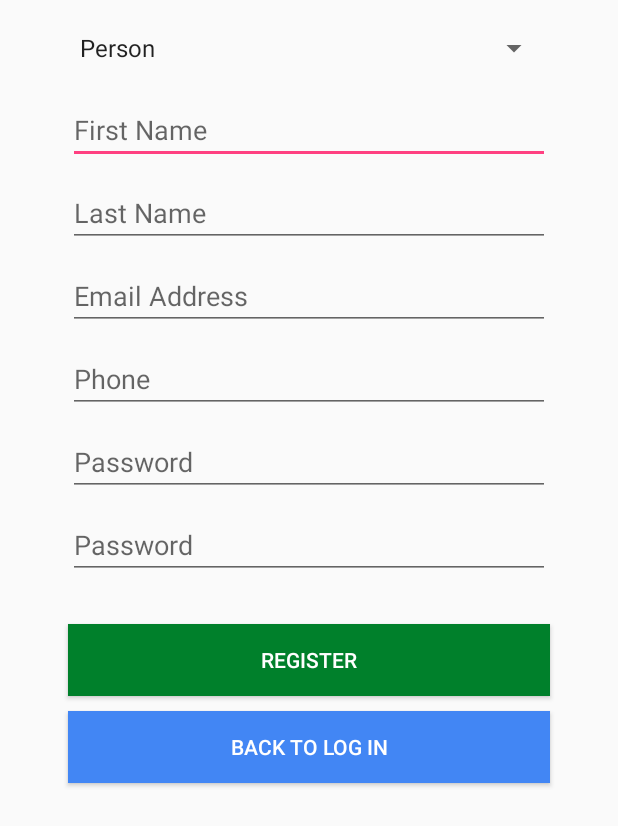
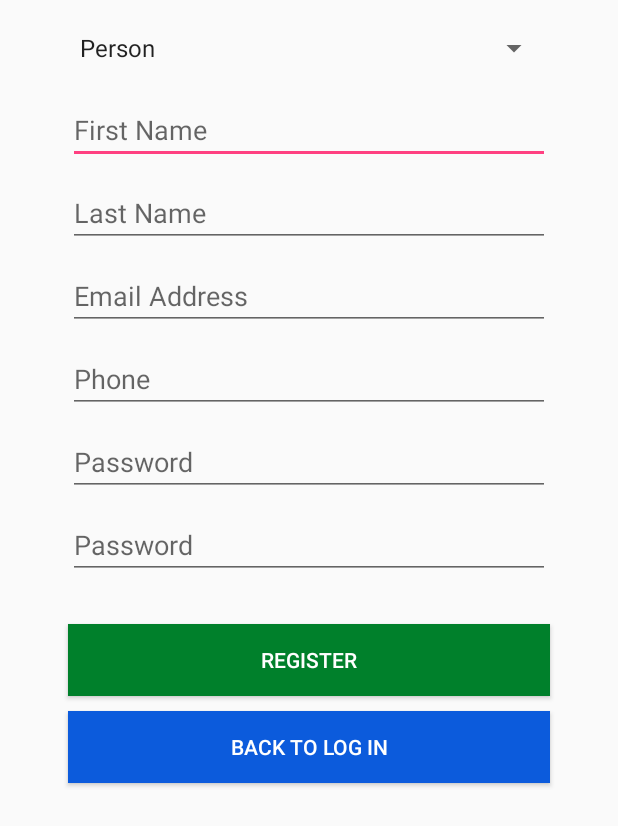
Before and after one commit to barnapaul/Register-Login-Android, an Android app: the screen it shows after launch (RegisterActivity), after a tap on "REGISTER", on a phone screen of 412 x 824 dp. Shown: the top 826 px of the screen. Run offline under Robolectric (Android 15) with nearby library versions, the phone set to English and light mode, and no system bars.

Commit message:
log,register,showusers,splash screen

```diff
--- a/app/src/main/AndroidManifest.xml
+++ b/app/src/main/AndroidManifest.xml
@@ -11,6 +11,7 @@
         android:roundIcon="@mipmap/ic_launcher_round"
         android:supportsRtl="true"
         android:theme="@style/AppTheme">
+
         <activity android:name=".ui.LoginActivity">
             <intent-filter>
                 <action android:name="android.intent.action.MAIN"/>
@@ -18,7 +19,9 @@
                 <category android:name="android.intent.category.DEFAULT"/>
             </intent-filter>
         </activity>
+
         <activity android:name=".ui.Splash">
+
             <intent-filter>
                 <action android:name="android.intent.action.MAIN"/>
 
@@ -28,8 +31,7 @@
         <activity android:name=".ui.MainActivity"/>
         <activity android:name=".ui.RegisterActivity"/>
         <activity android:name=".ui.UsersScreen"/>
-        <activity android:name=".ui.ImageCapture">
-        </activity>
+
     </application>
 
 </manifest>
--- /dev/null
+++ b/app/src/main/java/com/example/barna/shop/controller/BaseActivity.java
@@ -0,0 +1,44 @@
+package com.example.barna.shop.controller;
+
+import android.content.Intent;
+import android.os.Bundle;
+import android.support.v7.app.AlertDialog;
+import android.support.v7.app.AppCompatActivity;
+
+public class BaseActivity extends AppCompatActivity {
+
+    public  void startAsActivity(Class classToStart, Bundle bundle, boolean closePrevious) {
+        Intent intent = new Intent(this,classToStart);
+
+        if (bundle!= null) {
+            intent.putExtras(bundle);
+        }
+
+        intent.setFlags(closePrevious ? Intent.FLAG_ACTIVITY_CLEAR_TASK | Intent.FLAG_ACTIVITY_NEW_TASK:Intent.FLAG_ACTIVITY_CLEAR_TOP);
+
+        startActivity(intent);
+    }
+
+
+
+    public void startAsActivity(Class cls){
+        startAsActivity(cls,null,false);
+
+    }
+
+
+    public void startAsActivity(Class cls, Bundle b){
+        startAsActivity(cls,b,false);
+    }
+
+   public void startAsActivity(Class cls, boolean closePrevious) {
+        startAsActivity(cls,null,closePrevious);
+   }
+
+    public void popUp(String m) {
+        AlertDialog.Builder builder = new AlertDialog.Builder(this);
+        builder.setPositiveButton("OK", null);
+        builder.setMessage(m);
+        builder.show();
+    }
+}
--- a/app/src/main/java/com/example/barna/shop/model/User.java
+++ b/app/src/main/java/com/example/barna/shop/model/User.java
@@ -78,7 +78,4 @@ public class User {
         return null;
     }
 
-
-
-
 }
--- a/app/src/main/java/com/example/barna/shop/ui/LoginActivity.java
+++ b/app/src/main/java/com/example/barna/shop/ui/LoginActivity.java
@@ -1,26 +1,18 @@
 package com.example.barna.shop.ui;
 
-
-import android.content.Intent;
 import android.content.SharedPreferences;
 import android.os.Bundle;
-import android.support.v7.app.AlertDialog;
-import android.support.v7.app.AppCompatActivity;
-import android.util.Log;
+
 import android.view.View;
 import android.widget.Button;
 import android.widget.EditText;
 
+import com.example.barna.shop.controller.BaseActivity;
+import com.example.barna.shop.controller.ValidEmail;
 import com.example.barna.shop.model.User;
 import com.example.barna.shop.R;
 
-import java.util.regex.Matcher;
-import java.util.regex.Pattern;
-
-public class LoginActivity extends AppCompatActivity {
-
-
-    public final static String TAG = "LoginActivity";
+public class LoginActivity extends BaseActivity implements View.OnClickListener{
 
     EditText email;
     EditText password;
@@ -30,7 +22,6 @@ public class LoginActivity extends AppCompatActivity {
     SharedPreferences sharedPref;
 
     public final static String PREFS_NAME = "userInfo";
-
 
     @Override
     protected void onCreate(Bundle savedInstanceState) {
@@ -42,72 +33,47 @@ public class LoginActivity extends AppCompatActivity {
         login = (Button) findViewById(R.id.login);
         register = (Button) findViewById(R.id.register);
 
+        register.setOnClickListener(this);
+        login.setOnClickListener(this);
+
         sharedPref = getSharedPreferences(PREFS_NAME, MODE_PRIVATE);
-
-
-        login.setOnClickListener(new View.OnClickListener() {
-            @Override
-            public void onClick(View v) {
-
-                // Check the empty fields
-                if (email.getText().toString().equals("") || password.getText().toString().equals("")) {
-                    popUp("You cannot have emthy fields");
-                } else if (validEmail()) {
-                    if (User.canLogIn(email.getText().toString(), password.getText().toString())) {
-                        Intent login = new Intent(LoginActivity.this, MainActivity.class);
-                        login.putExtra("USER_EMAIL", email.getText().toString());
-                        startActivity(login);
-
-                    } else {
-                        popUp("Your email or your password is wrong");
-                    }
-
-
-                } else {
-                    popUp("Your email or your password are invalid");
-                }
-            }
-
-        });
-
-        register.setOnClickListener(new View.OnClickListener() {
-
-            @Override
-            public void onClick(View v) {
-                Intent register = new Intent(LoginActivity.this, RegisterActivity.class);
-                startActivity(register);
-            }
-        });
-
 
     }
 
-    public boolean validEmail() {
-        String validemail = "[a-zA-Z0-9\\+\\.\\_\\%\\-\\+]{1,256}" + "\\@" + "[a-zA-Z0-9][a-zA-Z0-9\\-]{0,64}" +
 
-                "(" + "\\." + "[a-zA-Z0-9][a-zA-Z0-9\\-]{0,25}" + ")+";
+    @Override
+    public void onClick(View v) {
 
-        String etEmail = email.getText().toString();
+        switch (v.getId()){
+            case R.id.register:
+                startAsActivity(RegisterActivity.class);
+                break;
+            case R.id.login:
+                verifyLogin();
+                break;
 
-        Matcher matcher = Pattern.compile(validemail).matcher(etEmail);
-        if (matcher.matches()) {
-            return true;
         }
-        return false;
+
     }
 
+    public void verifyLogin(){
+        if (email.getText().toString().equals("") || password.getText().toString().equals("")) {
+            popUp("You cannot have empty fields");
+        } else if (ValidEmail.validEmail(email)) {
+            if (User.canLogIn(email.getText().toString(), password.getText().toString())) {
 
-    public void popUp(String m) {
-        AlertDialog.Builder builder = new AlertDialog.Builder(LoginActivity.this);
-        builder.setPositiveButton("OK", null);
-        builder.setMessage(m);
-        builder.show();
+                Bundle bundle = new Bundle();
+                bundle.putString("USER_EMAIL", email.getText().toString());
+
+                startAsActivity(MainActivity.class,bundle);
+
+
+            } else {
+                popUp("Your email or your password are invalid");
+            }
+        } else {
+            popUp("Retype your email correctly");
+        }
     }
 
-
-    public void log(String msg) {
-        Log.d(TAG, msg);
-    }
-
-
 }
--- a/app/src/main/java/com/example/barna/shop/ui/Splash.java
+++ b/app/src/main/java/com/example/barna/shop/ui/Splash.java
@@ -1,15 +1,14 @@
 package com.example.barna.shop.ui;
 
-import android.content.Intent;
 import android.os.Handler;
-import android.support.v7.app.AppCompatActivity;
 import android.os.Bundle;
 import android.widget.ProgressBar;
 
+import com.example.barna.shop.controller.BaseActivity;
 import com.example.barna.shop.utils.StoreData;
 import com.example.barna.shop.R;
 
-public class Splash extends AppCompatActivity {
+public class Splash extends BaseActivity {
 
     private ProgressBar mProgressBar;
 
@@ -23,7 +22,8 @@ public class Splash extends AppCompatActivity {
         setContentView(R.layout.activity_splash);
         StoreData.init(this);
 
-        mProgressBar = (ProgressBar) findViewById(R.id.progressBar);
+        mProgressBar = (ProgressBar) findViewById(R
+                .id.progressBar);
 
 
         new Thread(new Runnable() {
@@ -42,8 +42,8 @@ public class Splash extends AppCompatActivity {
                 mHandler.post(new Runnable() {
                     @Override
                     public void run() {
-                        Intent register = new Intent(Splash.this, LoginActivity.class);
-                        startActivity(register);
+                        startAsActivity(LoginActivity.class,true);
+
                     }
                 });
             }
--- a/app/src/main/res/layout/activity_main.xml
+++ b/app/src/main/res/layout/activity_main.xml
@@ -96,7 +96,7 @@
     android:layout_marginRight="45dp"
     android:layout_marginTop="10dp"
     android:height="20dp"
-    android:background="#B1B1B1"
+    android:background="#7c7b7b"
     android:text="@string/show_all_users"
     android:textColor="#FFFFFF"  />
 
--- a/app/src/main/res/layout/activity_register.xml
+++ b/app/src/main/res/layout/activity_register.xml
@@ -1,10 +1,14 @@
 <?xml version="1.0" encoding="utf-8"?>
-<LinearLayout
+<ScrollView
+
     xmlns:android="http://schemas.android.com/apk/res/android"
     android:orientation="vertical"
     android:layout_width="match_parent"
     android:layout_height="match_parent">
-
+    <LinearLayout
+        android:orientation="vertical"
+        android:layout_width="match_parent"
+        android:layout_height="wrap_content">
 
         <Spinner
             android:id="@+id/spinner"
@@ -86,11 +90,11 @@
             android:id="@+id/confirmPassword"
             android:layout_width="match_parent"
             android:layout_height="wrap_content"
+            android:layout_marginLeft="45dp"
+            android:layout_marginRight="45dp"
+            android:layout_marginTop="10dp"
             android:hint="@string/password"
-        android:inputType="textPassword"
-        android:layout_marginTop="10dp"
-        android:layout_marginLeft="45dp"
-        android:layout_marginRight="45dp"/>
+            android:inputType="textPassword" />
         <Button
             android:id="@id/register"
             android:layout_width="match_parent"
@@ -103,17 +107,22 @@
             android:layout_marginLeft="45dp"
             android:layout_marginRight="45dp"/>
 
+
         <Button
             android:id="@+id/backToLog"
             android:layout_width="match_parent"
             android:layout_height="wrap_content"
+            android:layout_marginTop="10dp"
+            android:height="20dp"
+            android:text="@string/backToLog"
+            android:background="#0c5bdc"
+            android:textColor="#FFFFFF"
             android:layout_marginLeft="45dp"
             android:layout_marginRight="45dp"
-        android:layout_marginTop="10dp"
-        android:height="20dp"
-        android:background="#4286f4"
-        android:text="@string/backToLog"
-        android:textColor="#FFFFFF" />
+            android:layout_marginBottom="30dp"/>
 
 
     </LinearLayout>
+
+
+</ScrollView>
```
Also changed, not shown: app/build.gradle (+9 -10 lines), app/src/main/java/com/example/barna/shop/controller/ValidEmail.java (added, +26 -0 lines), app/src/main/java/com/example/barna/shop/ui/ImageCapture.java (deleted, +0 -21 lines), app/src/main/java/com/example/barna/shop/ui/MainActivity.java (+21 -32 lines), app/src/main/java/com/example/barna/shop/ui/RegisterActivity.java (+59 -87 lines), app/src/main/java/com/example/barna/shop/ui/UsersScreen.java (+1 -9 lines), app/src/main/res/layout/activity_image_capture.xml (deleted, +0 -19 lines), app/src/main/res/layout/content_image_capture.xml (deleted, +0 -11 lines), build.gradle (+4 -8 lines), app/libs/gson-2.8.1.jar (deleted), gradle/wrapper/gradle-wrapper.properties, 2 other files. Lines whose indentation alone changed are shown as unchanged.
